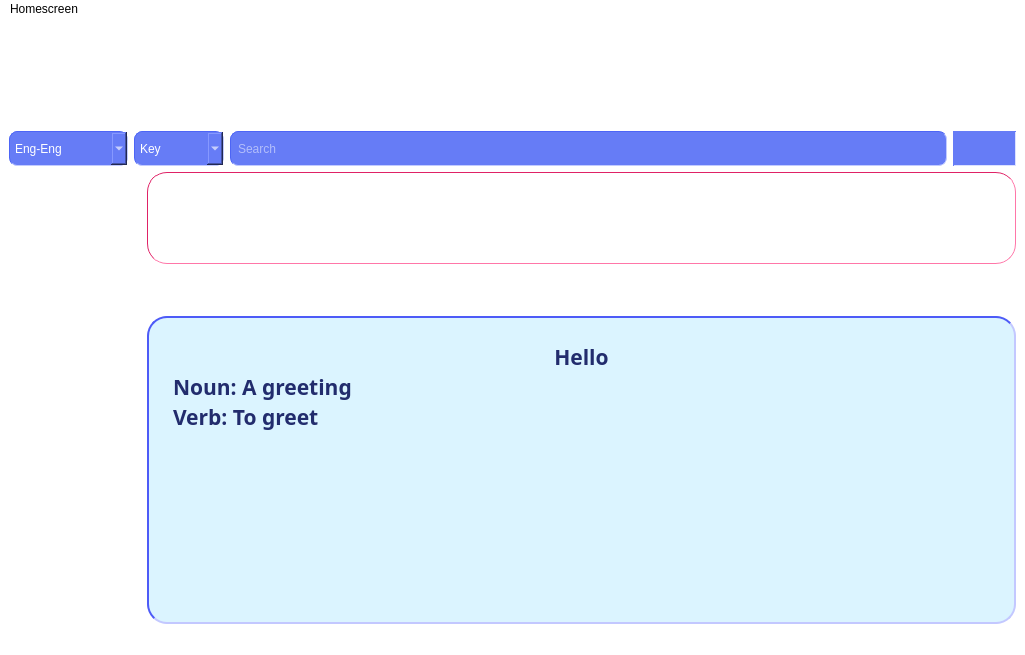
The window that mainwindow.ui (OHonSam/CS163_Group2_Dictionary) describes before a commit, drawn with Qt 5.
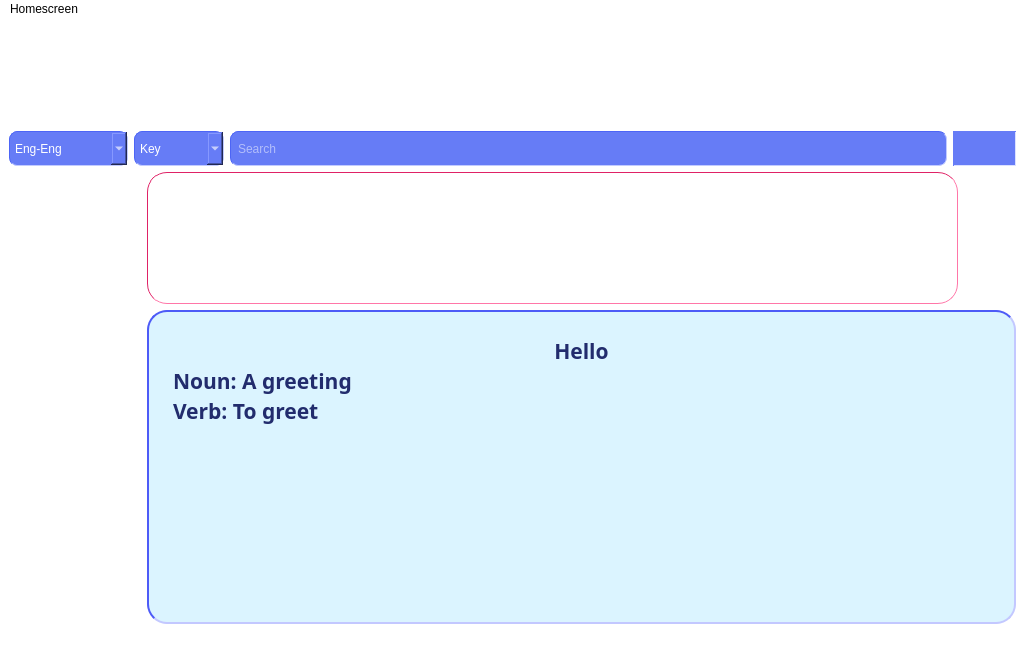
The same window after the commit. Icons and pictures are not drawn.

Commit message: change layout option Daily Word

What changed in the file:
```diff
--- a/mainwindow.ui
+++ b/mainwindow.ui
@@ -252,138 +252,11 @@
     </item>
     <item row="1" column="1">
      <layout class="QVBoxLayout" name="verticalLayout_3">
-      <item>
-       <widget class="QLabel" name="label_3">
-        <property name="sizePolicy">
-         <sizepolicy hsizetype="Preferred" vsizetype="Preferred">
-          <horstretch>48</horstretch>
-          <verstretch>0</verstretch>
-         </sizepolicy>
-        </property>
-        <property name="minimumSize">
-         <size>
-          <width>82</width>
-          <height>82</height>
-         </size>
-        </property>
-        <property name="font">
-         <font>
-          <family>Comfortaa</family>
-          <bold>true</bold>
-         </font>
-        </property>
-        <property name="styleSheet">
-         <string notr="true">padding: 30px;
-border-color: rgb(223, 34, 102);
-border-width : 1px;
-border-style:inset;
-border-radius: 20px;
-  min-height: 20px;
-  min-width: 20px;
-background-image: url(:/background/images/bg/mid button.png);</string>
-        </property>
-        <property name="text">
-         <string>&lt;html&gt;&lt;head/&gt;&lt;body&gt;&lt;p align=&quot;center&quot;&gt;&lt;span style=&quot; font-size:16pt; font-weight:700; color:#ffffff;&quot;&gt;Daily Word&lt;/span&gt;&lt;/p&gt;&lt;/body&gt;&lt;/html&gt;</string>
-        </property>
-       </widget>
-      </item>
       <item>
        <layout class="QGridLayout" name="gridLayout_2">
         <property name="bottomMargin">
          <number>0</number>
         </property>
-        <item row="1" column="0">
-         <layout class="QHBoxLayout" name="horizontalLayout_4">
-          <property name="spacing">
-           <number>5</number>
-          </property>
-          <property name="bottomMargin">
-           <number>0</number>
-          </property>
-          <item>
-           <spacer name="horizontalSpacer">
-            <property name="orientation">
-             <enum>Qt::Horizontal</enum>
-            </property>
-            <property name="sizeHint" stdset="0">
-             <size>
-              <width>40</width>
-              <height>20</height>
-             </size>
-            </property>
-           </spacer>
-          </item>
-          <item>
-           <widget class="QPushButton" name="pushButton_10">
-            <property name="styleSheet">
-             <string notr="true">padding: 10px;
-border-color: rgb(223, 34, 102);
-border-width : 0px;
-border-style:inset;
-border-radius: 20px;
-  min-height: 20px;
-  min-width: 20px;
-background-image: url(:/background/images/bg/slash mid bg.jpg);</string>
-            </property>
-            <property name="text">
-             <string/>
-            </property>
-            <property name="icon">
-             <iconset resource="resources.qrc">
-              <normaloff>:/img/images/heart-fill.svg</normaloff>:/img/images/heart-fill.svg</iconset>
-            </property>
-           </widget>
-          </item>
-          <item>
-           <widget class="QPushButton" name="pushButton_2">
-            <property name="styleSheet">
-             <string notr="true">padding: 10px;
-border-color: rgb(223, 34, 102);
-border-width : 0px;
-border-style:inset;
-border-radius: 20px;
-  min-height: 20px;
-  min-width: 20px;
-background-image: url(:/background/images/bg/slash mid bg.jpg);</string>
-            </property>
-            <property name="text">
-             <string/>
-            </property>
-            <property name="icon">
-             <iconset resource="resources.qrc">
-              <normaloff>:/img/images/edit icon.svg</normaloff>:/img/images/edit icon.svg</iconset>
-            </property>
-            <attribute name="buttonGroup">
-             <string notr="true">buttonGroup</string>
-            </attribute>
-           </widget>
-          </item>
-          <item>
-           <widget class="QPushButton" name="pushButton_3">
-            <property name="styleSheet">
-             <string notr="true">padding: 10px;
-border-color: rgb(223, 34, 102);
-border-width : 0px;
-border-style:inset;
-border-radius: 20px;
-  min-height: 20px;
-  min-width: 20px;
-background-image: url(:/background/images/bg/slash mid bg.jpg);</string>
-            </property>
-            <property name="text">
-             <string/>
-            </property>
-            <property name="icon">
-             <iconset resource="resources.qrc">
-              <normaloff>:/img/images/reset.png</normaloff>:/img/images/reset.png</iconset>
-            </property>
-            <attribute name="buttonGroup">
-             <string notr="true">buttonGroup</string>
-            </attribute>
-           </widget>
-          </item>
-         </layout>
-        </item>
         <item row="2" column="0">
          <widget class="QTextBrowser" name="textBrowser">
           <property name="sizePolicy">
@@ -424,6 +297,120 @@
           </property>
          </widget>
         </item>
+        <item row="0" column="0">
+         <layout class="QGridLayout" name="gridLayout_6">
+          <property name="bottomMargin">
+           <number>0</number>
+          </property>
+          <item row="1" column="2">
+           <widget class="QPushButton" name="pushButton_2">
+            <property name="styleSheet">
+             <string notr="true">padding: 10px;
+border-color: rgb(223, 34, 102);
+border-width : 0px;
+border-style:inset;
+border-radius: 20px;
+  min-height: 20px;
+  min-width: 20px;
+background-image: url(:/background/images/bg/slash mid bg.jpg);</string>
+            </property>
+            <property name="text">
+             <string/>
+            </property>
+            <property name="icon">
+             <iconset resource="resources.qrc">
+              <normaloff>:/img/images/edit icon.svg</normaloff>:/img/images/edit icon.svg</iconset>
+            </property>
+            <attribute name="buttonGroup">
+             <string notr="true">buttonGroup</string>
+            </attribute>
+           </widget>
+          </item>
+          <item row="0" column="2">
+           <widget class="QPushButton" name="pushButton_10">
+            <property name="styleSheet">
+             <string notr="true">padding: 10px;
+border-color: rgb(223, 34, 102);
+border-width : 0px;
+border-style:inset;
+border-radius: 20px;
+  min-height: 20px;
+  min-width: 20px;
+background-image: url(:/background/images/bg/slash mid bg.jpg);</string>
+            </property>
+            <property name="text">
+             <string/>
+            </property>
+            <property name="icon">
+             <iconset resource="resources.qrc">
+              <normaloff>:/img/images/heart-fill.svg</normaloff>:/img/images/heart-fill.svg</iconset>
+            </property>
+           </widget>
+          </item>
+          <item row="2" column="2">
+           <widget class="QPushButton" name="pushButton_3">
+            <property name="styleSheet">
+             <string notr="true">padding: 10px;
+border-color: rgb(223, 34, 102);
+border-width : 0px;
+border-style:inset;
+border-radius: 20px;
+  min-height: 20px;
+  min-width: 20px;
+background-image: url(:/background/images/bg/slash mid bg.jpg);</string>
+            </property>
+            <property name="text">
+             <string/>
+            </property>
+            <property name="icon">
+             <iconset resource="resources.qrc">
+              <normaloff>:/img/images/reset.png</normaloff>:/img/images/reset.png</iconset>
+            </property>
+            <attribute name="buttonGroup">
+             <string notr="true">buttonGroup</string>
+            </attribute>
+           </widget>
+          </item>
+          <item row="0" column="1">
+           <layout class="QGridLayout" name="gridLayout_7"/>
+          </item>
+          <item row="0" column="0" rowspan="3">
+           <widget class="QLabel" name="label_3">
+            <property name="sizePolicy">
+             <sizepolicy hsizetype="Preferred" vsizetype="Preferred">
+              <horstretch>48</horstretch>
+              <verstretch>0</verstretch>
+             </sizepolicy>
+            </property>
+            <property name="minimumSize">
+             <size>
+              <width>82</width>
+              <height>82</height>
+             </size>
+            </property>
+            <property name="font">
+             <font>
+              <family>Comfortaa</family>
+              <bold>true</bold>
+             </font>
+            </property>
+            <property name="styleSheet">
+             <string notr="true">padding: 30px;
+border-color: rgb(223, 34, 102);
+border-width : 1px;
+border-style:inset;
+border-radius: 20px;
+  min-height: 20px;
+  min-width: 20px;
+background-image: url(:/background/images/bg/mid button.png);</string>
+            </property>
+            <property name="text">
+             <string>&lt;html&gt;&lt;head/&gt;&lt;body&gt;&lt;p align=&quot;center&quot;&gt;&lt;span style=&quot; font-size:16pt; font-weight:700; color:#ffffff;&quot;&gt;Daily Word&lt;/span&gt;&lt;/p&gt;&lt;/body&gt;&lt;/html&gt;</string>
+            </property>
+           </widget>
+          </item>
+         </layout>
+        </item>
        </layout>
       </item>
      </layout>
```
